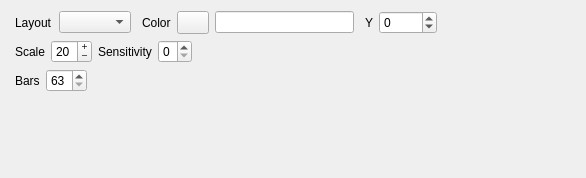
Old version of the form src/avp/components/classic.ui in the repository djfun/audio-visualizer-python.
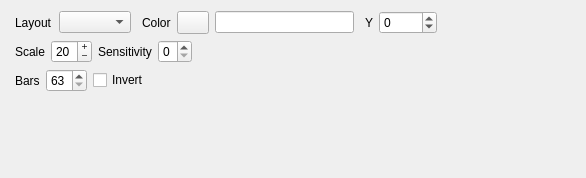
New version of the form.

Commit message: Classic Visualizer: add invert option

What changed in the file:
```diff
--- a/src/avp/components/classic.ui
+++ b/src/avp/components/classic.ui
@@ -232,6 +232,13 @@
        </property>
       </widget>
      </item>
+     <item>
+      <widget class="QCheckBox" name="checkBox_invert">
+       <property name="text">
+        <string>Invert</string>
+       </property>
+      </widget>
+     </item>
      <item>
       <spacer name="horizontalSpacer">
        <property name="orientation">
```
Left out of the diff: 2 changed lines with no effect on the pictures. The commit also changes 2 other files.
